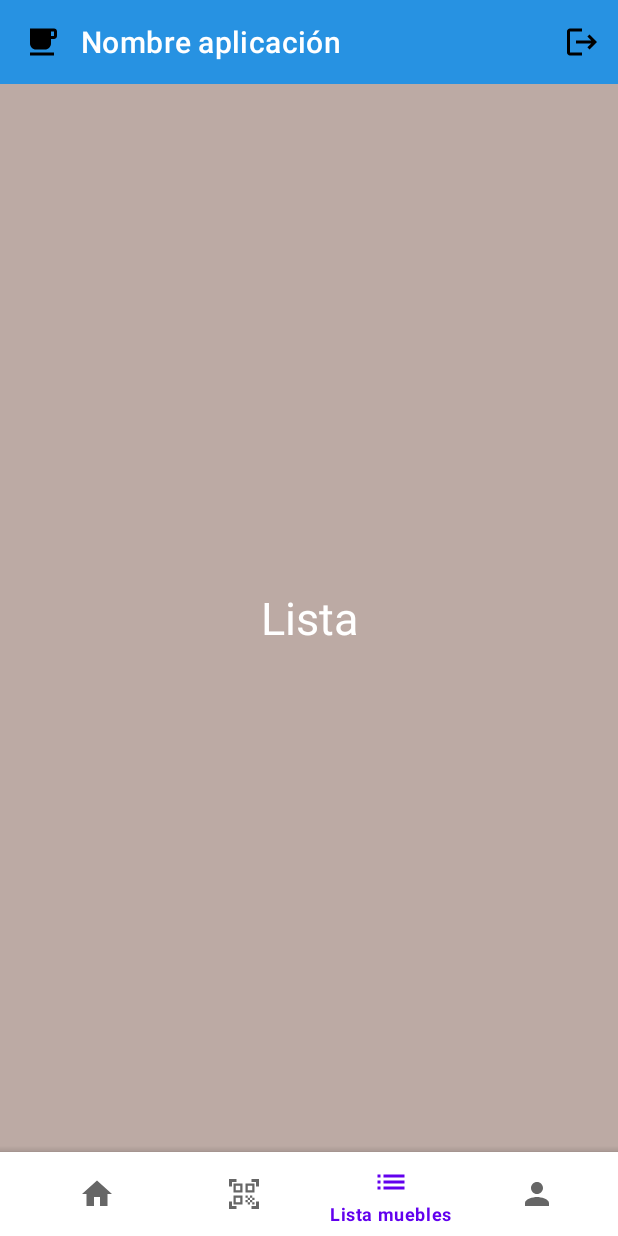
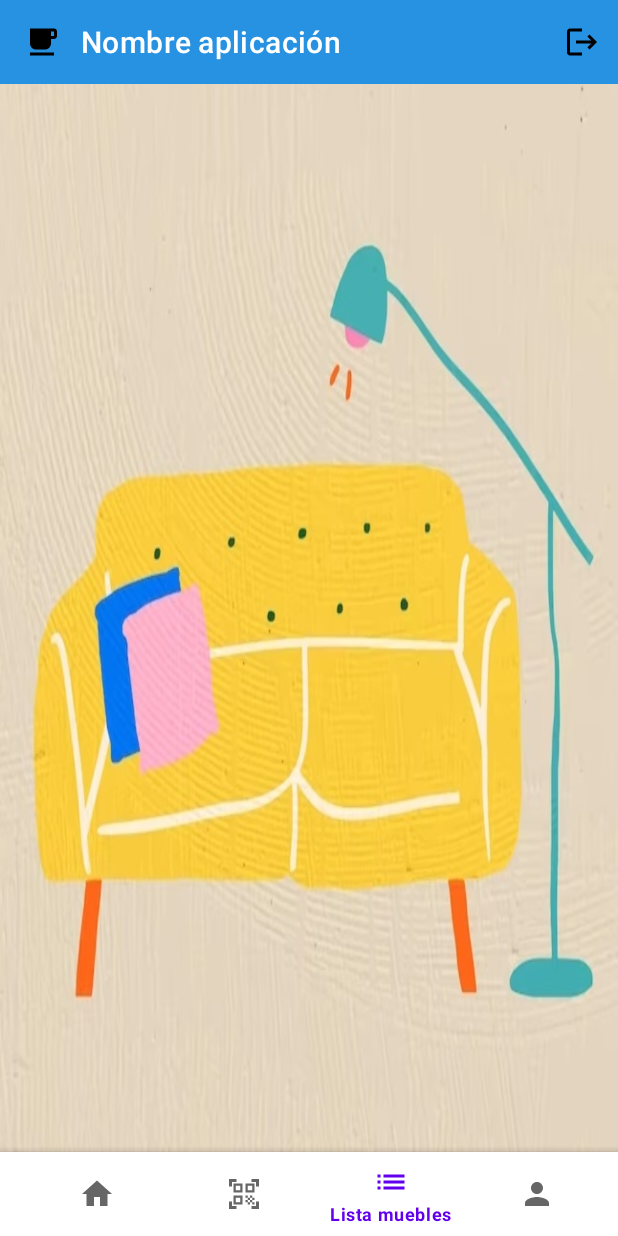
Before and after one commit to MarinaElenaVlad/ProyectoFinalDamMarina, an Android app: the MenuActivity screen opened directly, with no data from a screen before it, item 3 of the bottom bar chosen, on a phone screen of 412 x 824 dp. Run offline under Robolectric (Android 15) with nearby library versions, the phone set to English and light mode, and no system bars; our stand-ins replace Firebase (no records; nobody signed in at launch, a user with empty details on screens opened directly).

Commit message:
Rama menú, la opcion de la lista está en desarrollo.

```diff
--- /dev/null
+++ b/app/src/main/java/com/example/proyectofinaldammarina/Adaptador.java
@@ -0,0 +1,77 @@
+package com.example.proyectofinaldammarina;
+
+import android.content.Context;
+import android.content.Intent;
+import android.view.LayoutInflater;
+import android.view.View;
+import android.view.ViewGroup;
+import android.widget.LinearLayout;
+import android.widget.TextView;
+import android.widget.Toast;
+
+import androidx.annotation.NonNull;
+import androidx.cardview.widget.CardView;
+import androidx.constraintlayout.widget.ConstraintLayout;
+import androidx.recyclerview.widget.RecyclerView;
+
+import com.example.proyectofinaldammarina.modelo.mueble.Mueble;
+
+import java.util.List;
+
+public class Adaptador extends RecyclerView.Adapter<Adaptador.Vista>{
+
+    private List<Mueble> muebleList;
+    private CardView filaMueble;
+    private Context context;
+
+    public Adaptador(List<Mueble> muebleList, Context context) {
+        this.muebleList = muebleList;
+        this.context = context;
+    }
+
+    @NonNull
+    @Override
+    public Vista onCreateViewHolder(@NonNull ViewGroup parent, int viewType) {
+        //Recibimos un elemento de la vista que vamos a utilizar para visualizar los elementos
+        LayoutInflater inflater = LayoutInflater.from(parent.getContext());//crea el contenedor
+        //Rellena el contenedor con los datos
+        View v = inflater.inflate(R.layout.mueble, parent, false);
+
+        return new Vista(v);
+    }
+
+    @Override
+    public void onBindViewHolder(@NonNull Vista holder, int position) {
+        /**
+         * LA IMAGEN!! + controlar si se pulsa ese item
+         */
+        holder.nombreMueble.setText(muebleList.get(position).getNombre());
+        holder.precioMueble.setText(muebleList.get(position).getPrecio() + "€");
+
+
+        filaMueble.setOnClickListener(new View.OnClickListener() { //NUEVO
+            @Override
+            public void onClick(View v) {
+                context.startActivity(new Intent(context, MenuActivity.class));
+            }
+        });
+    }
+
+    @Override
+    public int getItemCount() {
+        return muebleList.size();
+    }
+
+    public class Vista extends RecyclerView.ViewHolder {
+        TextView nombreMueble, precioMueble;
+
+        public Vista(@NonNull View itemView) {
+            super(itemView);
+            nombreMueble = itemView.findViewById(R.id.muebleNombreItem);
+            precioMueble = itemView.findViewById(R.id.mueblePrecioItem);
+
+            filaMueble = itemView.findViewById(R.id.filaMueble);
+
+        }
+    }
+}
--- a/app/src/main/java/com/example/proyectofinaldammarina/ListaFragment.java
+++ b/app/src/main/java/com/example/proyectofinaldammarina/ListaFragment.java
@@ -2,26 +2,81 @@ package com.example.proyectofinaldammarina;
 
 import android.os.Bundle;
 
+import androidx.annotation.NonNull;
 import androidx.fragment.app.Fragment;
+import androidx.recyclerview.widget.LinearLayoutManager;
+import androidx.recyclerview.widget.RecyclerView;
 
 import android.view.LayoutInflater;
 import android.view.View;
 import android.view.ViewGroup;
 import android.widget.Toast;
 
+import com.example.proyectofinaldammarina.modelo.mueble.DAO.MuebleDAOImpl;
+import com.example.proyectofinaldammarina.modelo.mueble.Mueble;
+import com.google.android.gms.tasks.OnCompleteListener;
+import com.google.android.gms.tasks.OnFailureListener;
+import com.google.android.gms.tasks.Task;
 import com.google.firebase.auth.FirebaseAuth;
+import com.google.firebase.firestore.CollectionReference;
+import com.google.firebase.firestore.DocumentReference;
+import com.google.firebase.firestore.FirebaseFirestore;
+import com.google.firebase.firestore.QueryDocumentSnapshot;
+import com.google.firebase.firestore.QuerySnapshot;
+
+import java.util.ArrayList;
+import java.util.List;
 
 public class ListaFragment extends Fragment {
 
+    //Agenda clase!! proyecto tutorial
 
     private FirebaseAuth firebaseAuth;
+    private FirebaseFirestore db;
+
+    private RecyclerView lista;
+    private List<Mueble> muebleList;
+    private Adaptador adaptador;
+
+    public ListaFragment() {
+    }
+
     @Override
     public View onCreateView(LayoutInflater inflater, ViewGroup container,
                              Bundle savedInstanceState) {
+        View root = inflater.inflate(R.layout.fragment_lista, container, false);
 
         firebaseAuth = FirebaseAuth.getInstance();
-        System.out.println(firebaseAuth.getUid());
+       //Toast.makeText(getContext(), firebaseAuth.getUid(), Toast.LENGTH_LONG).show();
 
-        return inflater.inflate(R.layout.fragment_lista, container, false);
+        db = FirebaseFirestore.getInstance();
+
+        muebleList = new ArrayList<>();
+
+        lista = root.findViewById(R.id.RecyclerViewMain);
+        lista.setLayoutManager(new LinearLayoutManager(getActivity()));
+        adaptador = new Adaptador(muebleList, getActivity());
+        lista.setAdapter(adaptador);
+
+        CollectionReference collectionReference = db.collection("muebles");
+        collectionReference.get().addOnCompleteListener(new OnCompleteListener<QuerySnapshot>() {
+            @Override
+            public void onComplete(Task<QuerySnapshot> task) {
+                for (QueryDocumentSnapshot document : task.getResult()) {
+                    Mueble mueble = document.toObject(Mueble.class);
+                    muebleList.add(mueble);
+                    System.out.println(muebleList);
+                }
+                adaptador.notifyDataSetChanged();
+            }
+        }).addOnFailureListener(new OnFailureListener() {
+            @Override
+            public void onFailure( Exception e) {
+                Toast.makeText(getContext(), e.getMessage(), Toast.LENGTH_LONG).show();
+            }
+        });
+
+        return root;
     }
+
 }
--- a/app/src/main/java/com/example/proyectofinaldammarina/MenuActivity.java
+++ b/app/src/main/java/com/example/proyectofinaldammarina/MenuActivity.java
@@ -15,9 +15,20 @@ import android.view.View;
 import android.widget.Button;
 import android.widget.Toast;
 
+import com.example.proyectofinaldammarina.modelo.mueble.DAO.MuebleDAOImpl;
+import com.example.proyectofinaldammarina.modelo.mueble.Mueble;
+import com.google.android.gms.tasks.OnCompleteListener;
+import com.google.android.gms.tasks.OnFailureListener;
+import com.google.android.gms.tasks.Task;
 import com.google.android.material.bottomnavigation.BottomNavigationView;
 import com.google.firebase.auth.FirebaseAuth;
 import com.google.firebase.auth.FirebaseUser;
+import com.google.firebase.firestore.FirebaseFirestore;
+import com.google.firebase.firestore.QueryDocumentSnapshot;
+import com.google.firebase.firestore.QuerySnapshot;
+
+import java.util.ArrayList;
+import java.util.List;
 
 
 /**
@@ -34,6 +45,9 @@ public class MenuActivity extends AppCompatActivity {
 
     private Toolbar toolbar;
 
+    private FirebaseFirestore db;
+
+
     @Override
     protected void onCreate(Bundle savedInstanceState) {
         super.onCreate(savedInstanceState);
@@ -47,6 +61,7 @@ public class MenuActivity extends AppCompatActivity {
 
         Toast.makeText(MenuActivity.this, firebaseAuth.getUid(), Toast.LENGTH_LONG).show();
 
+        // Cuando se carga el menú la opción "Inicio" está marcada por defecto
         reemplazarFragment(new InicioFragment());
         bottomNavigationView.setBackground(null);
 
--- a/app/src/main/res/layout/fragment_lista.xml
+++ b/app/src/main/res/layout/fragment_lista.xml
@@ -3,16 +3,24 @@
     xmlns:tools="http://schemas.android.com/tools"
     android:layout_width="match_parent"
     android:layout_height="match_parent"
-    android:background="@color/brown"
+    android:background="@drawable/fondolist"
     tools:context=".ListaFragment">
 
-    <!-- TODO: Update blank fragment layout -->
-    <TextView
+<!--    &lt;!&ndash; TODO: Update blank fragment layout &ndash;&gt;-->
+<!--    <TextView-->
+<!--        android:layout_width="match_parent"-->
+<!--        android:layout_height="match_parent"-->
+<!--        android:text="Lista"-->
+<!--        android:textSize="30sp"-->
+<!--        android:gravity="center"-->
+<!--        android:textColor="@color/white"/>-->
+    <androidx.recyclerview.widget.RecyclerView
+        android:id="@+id/RecyclerViewMain"
         android:layout_width="match_parent"
         android:layout_height="match_parent"
-        android:text="Lista"
-        android:textSize="30sp"
-        android:gravity="center"
-        android:textColor="@color/white"/>
+        android:padding="16dp"
+        android:layout_marginTop="60dp"
+        android:layout_marginBottom="60dp"
+        />
 
 </FrameLayout>
```
Also changed, not shown: app/src/main/AndroidManifest.xml (+7 -0 lines), app/src/main/java/com/example/proyectofinaldammarina/DetalleMuebleActivity.java (added, +14 -0 lines), app/src/main/java/com/example/proyectofinaldammarina/PerfilFragment.java (+25 -1 lines), app/src/main/java/com/example/proyectofinaldammarina/modelo/mueble/DAO/IMuebleDAO.java (added, +11 -0 lines), app/src/main/java/com/example/proyectofinaldammarina/modelo/mueble/DAO/MuebleDAOImpl.java (added, +53 -0 lines), app/src/main/java/com/example/proyectofinaldammarina/modelo/mueble/Mueble.java (added, +116 -0 lines), app/src/main/res/layout/activity_detalle_mueble.xml (added, +9 -0 lines), app/src/main/res/layout/mueble.xml (added, +58 -0 lines), app/src/main/res/drawable-v24/fondolist.jpg (added).
